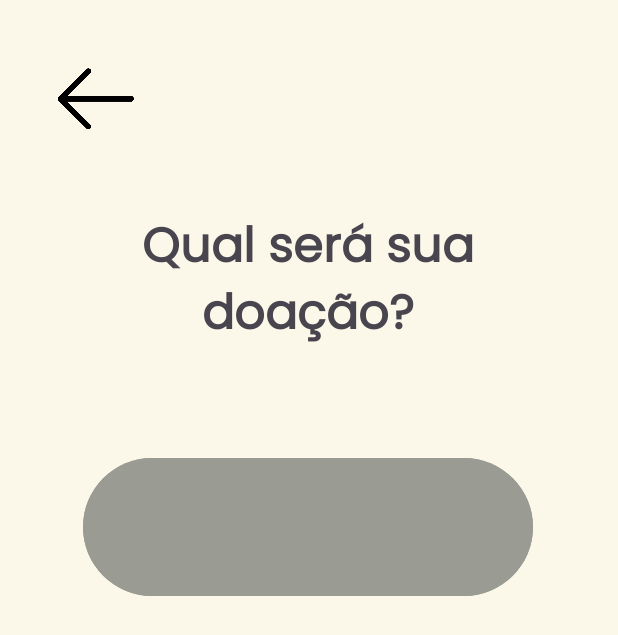
After one commit to GuiSouzaa/LosChanchos, an Android app: the tela2 screen opened directly, with no data from a screen before it, on a phone screen of 412 x 824 dp. The commit adds this screen. Shown: the top 635 px of the screen. Run offline under Robolectric (Android 15) with nearby library versions, the phone set to English and light mode, and no system bars.

Commit message:
Criação da segunda tela em andamento. Aguardando time de UX resolver questões internas.

```diff
--- a/app/src/main/AndroidManifest.xml
+++ b/app/src/main/AndroidManifest.xml
@@ -13,6 +13,9 @@
         android:theme="@style/Theme.ProjetoChanchos"
         tools:targetApi="31">
         <activity
+            android:name=".tela2"
+            android:exported="false" />
+        <activity
             android:name=".MainActivity"
             android:exported="true">
             <intent-filter>
--- /dev/null
+++ b/app/src/main/java/com/example/projetochanchos/tela2.java
@@ -0,0 +1,24 @@
+package com.example.projetochanchos;
+
+import android.os.Bundle;
+
+import androidx.activity.EdgeToEdge;
+import androidx.appcompat.app.AppCompatActivity;
+import androidx.core.graphics.Insets;
+import androidx.core.view.ViewCompat;
+import androidx.core.view.WindowInsetsCompat;
+
+public class tela2 extends AppCompatActivity {
+
+    @Override
+    protected void onCreate(Bundle savedInstanceState) {
+        super.onCreate(savedInstanceState);
+        EdgeToEdge.enable(this);
+        setContentView(R.layout.tela2);
+        ViewCompat.setOnApplyWindowInsetsListener(findViewById(R.id.main), (v, insets) -> {
+            Insets systemBars = insets.getInsets(WindowInsetsCompat.Type.systemBars());
+            v.setPadding(systemBars.left, systemBars.top, systemBars.right, systemBars.bottom);
+            return insets;
+        });
+    }
+}
--- /dev/null
+++ b/app/src/main/res/layout/tela2.xml
@@ -0,0 +1,53 @@
+<?xml version="1.0" encoding="utf-8"?>
+<androidx.constraintlayout.widget.ConstraintLayout xmlns:android="http://schemas.android.com/apk/res/android"
+    xmlns:app="http://schemas.android.com/apk/res-auto"
+    xmlns:tools="http://schemas.android.com/tools"
+    android:id="@+id/main"
+    android:layout_width="match_parent"
+    android:layout_height="match_parent"
+    android:background="#FBF8E9"
+    tools:context=".tela2">
+
+    <ImageView
+        android:id="@+id/arrowback"
+        android:layout_width="60dp"
+        android:layout_height="60dp"
+        app:layout_constraintBottom_toBottomOf="parent"
+        app:layout_constraintEnd_toEndOf="parent"
+        app:layout_constraintHorizontal_bias="0.096"
+        app:layout_constraintStart_toStartOf="parent"
+        app:layout_constraintTop_toTopOf="parent"
+        app:layout_constraintVertical_bias="0.046"
+        app:srcCompat="@drawable/arrow_back" />
+
+    <TextView
+        android:id="@+id/textView2"
+        android:layout_width="285dp"
+        android:layout_height="96dp"
+        android:fontFamily="@font/poppisregular"
+        android:gravity="center"
+        android:text="Qual será sua doação?"
+        android:textSize="32sp"
+        android:textStyle="bold"
+        app:layout_constraintBottom_toBottomOf="parent"
+        app:layout_constraintEnd_toEndOf="parent"
+        app:layout_constraintHorizontal_bias="0.495"
+        app:layout_constraintStart_toStartOf="parent"
+        app:layout_constraintTop_toTopOf="parent"
+        app:layout_constraintVertical_bias="0.192" />
+
+    <Button
+        android:id="@+id/buttonT2"
+        android:layout_width="300dp"
+        android:layout_height="100dp"
+        android:backgroundTint="#9A9B92"
+        android:text=""
+        app:layout_constraintBottom_toBottomOf="parent"
+        app:layout_constraintEnd_toEndOf="parent"
+        app:layout_constraintHorizontal_bias="0.493"
+        app:layout_constraintStart_toStartOf="parent"
+        app:layout_constraintTop_toTopOf="parent"
+        app:layout_constraintVertical_bias="0.416" />
+
+
+</androidx.constraintlayout.widget.ConstraintLayout>
--- a/app/src/main/res/layout/telalogin.xml
+++ b/app/src/main/res/layout/telalogin.xml
@@ -40,6 +40,8 @@
     <com.google.android.material.textfield.TextInputLayout
         android:layout_width="300dp"
         android:layout_height="75dp"
+        app:endIconMode="clear_text"
+
         android:background="@drawable/rounded_background"
         android:backgroundTint="@color/inputnome"
         app:layout_constraintBottom_toBottomOf="parent"
@@ -51,8 +53,9 @@
 
         <com.google.android.material.textfield.TextInputEditText
             android:layout_width="300dp"
+            android:layout_height="75dp"
             android:background="@android:color/transparent"
-            android:layout_height="75dp" />
+            android:inputType="text" />
 
 
     </com.google.android.material.textfield.TextInputLayout>
```
Also changed, not shown: app/src/main/res/drawable/arrow_back.png (added), app/src/main/res/drawable/arrow_donw.png (added).
